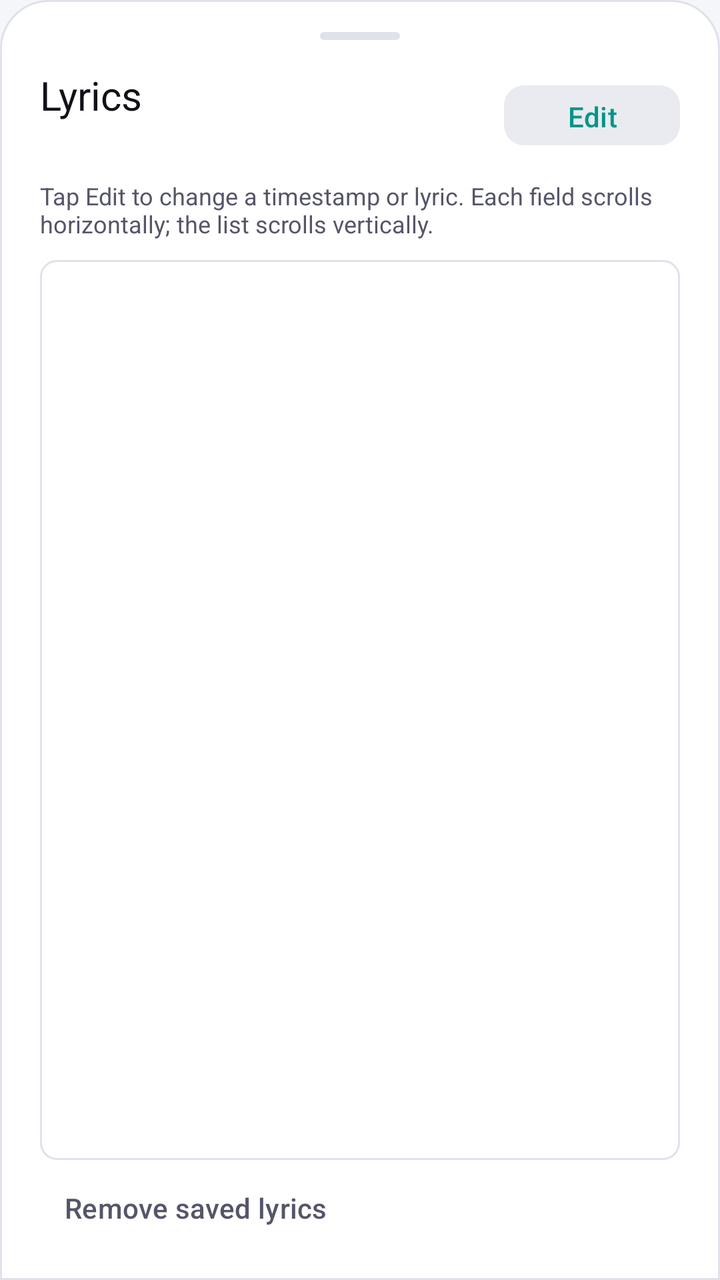
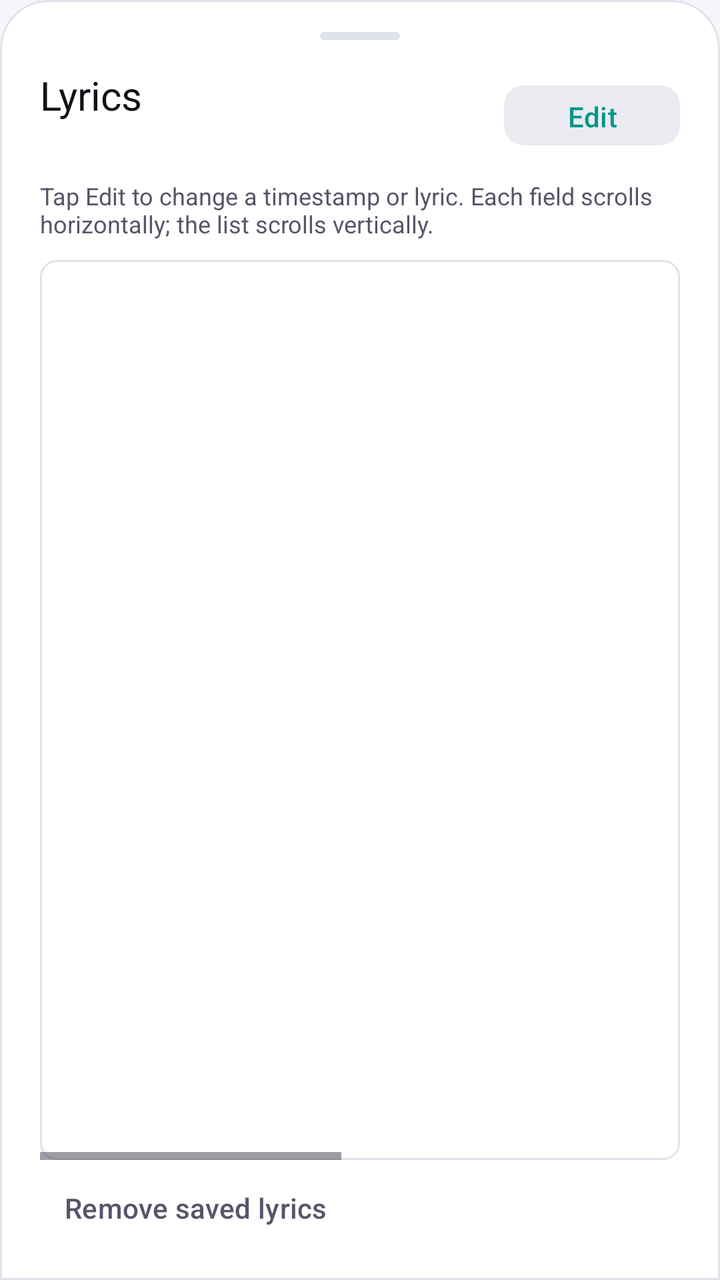

Compare the two renders of this Android layout. The source of the first and the diff that turns it into the second are given below.
<!-- AndroidManifest.xml: application theme Theme.UltraDeep -->
<!-- res/layout/dialog_edit_lyrics.xml -->
<?xml version="1.0" encoding="utf-8"?>
<LinearLayout xmlns:android="http://schemas.android.com/apk/res/android" xmlns:app="http://schemas.android.com/apk/res-auto" android:layout_width="match_parent" android:layout_height="match_parent" android:background="@drawable/bg_bottom_sheet" android:orientation="vertical" android:paddingStart="20dp" android:paddingEnd="20dp" android:paddingTop="16dp" android:paddingBottom="12dp">
    <View android:layout_width="40dp" android:layout_height="4dp" android:layout_gravity="center_horizontal" android:layout_marginBottom="14dp" android:background="@drawable/bg_pill_sort" android:backgroundTint="@color/stroke_border" />
    <LinearLayout android:layout_width="match_parent" android:layout_height="wrap_content" android:gravity="center_vertical" android:orientation="horizontal">
        <LinearLayout android:layout_width="0dp" android:layout_height="wrap_content" android:layout_weight="1" android:orientation="vertical">
            <TextView android:id="@+id/tvEditLyricsTitle" android:layout_width="match_parent" android:layout_height="wrap_content" android:fontFamily="sans-serif-bold" android:text="Lyrics" android:textColor="@color/text_primary" android:textSize="20sp" />
            <TextView android:id="@+id/tvSongSubtitle" android:layout_width="match_parent" android:layout_height="wrap_content" android:layout_marginTop="3dp" android:textColor="@color/neon_cyan" android:textSize="13sp" />
        </LinearLayout>
        <com.google.android.material.button.MaterialButton android:id="@+id/btnEditMode" style="@style/Widget.Material3.Button.TonalButton" android:layout_width="wrap_content" android:layout_height="38dp" android:text="Edit" android:textColor="@color/neon_cyan" app:backgroundTint="@color/surface_variant" app:cornerRadius="10dp" />
    </LinearLayout>
    <TextView android:layout_width="match_parent" android:layout_height="wrap_content" android:layout_marginTop="8dp" android:text="Tap Edit to change a timestamp or lyric. Each field scrolls horizontally; the list scrolls vertically." android:textColor="@color/text_secondary" android:textSize="12sp" />
    <ScrollView android:layout_width="match_parent" android:layout_height="0dp" android:layout_weight="1" android:layout_marginTop="10dp" android:background="@drawable/bg_lyrics_editor" android:fillViewport="true" android:overScrollMode="ifContentScrolls">
        <LinearLayout android:id="@+id/lyricsRowsContainer" android:layout_width="match_parent" android:layout_height="wrap_content" android:orientation="vertical" android:padding="10dp" />
    </ScrollView>
    <LinearLayout android:id="@+id/urlFetchContainer" android:layout_width="match_parent" android:layout_height="wrap_content" android:layout_marginTop="8dp" android:gravity="center_vertical" android:orientation="horizontal" android:visibility="gone">
        <com.google.android.material.textfield.TextInputLayout android:layout_width="0dp" android:layout_height="wrap_content" android:layout_weight="1" app:boxBackgroundColor="@color/surface_variant" app:boxCornerRadiusBottomEnd="8dp" app:boxCornerRadiusBottomStart="8dp" app:boxCornerRadiusTopEnd="8dp" app:boxCornerRadiusTopStart="8dp" app:hintTextColor="@color/text_secondary">
            <com.google.android.material.textfield.TextInputEditText android:id="@+id/etLrcUrl" android:layout_width="match_parent" android:layout_height="wrap_content" android:hint="LRC URL (optional)" android:inputType="textUri" android:paddingStart="16dp" android:paddingEnd="12dp" android:scrollHorizontally="true" android:scrollbars="horizontal" android:singleLine="true" android:textColor="@color/text_primary" android:textSize="13sp" />
        </com.google.android.material.textfield.TextInputLayout>
        <com.google.android.material.button.MaterialButton android:id="@+id/btnFetchUrl" android:layout_width="wrap_content" android:layout_height="wrap_content" android:layout_marginStart="8dp" android:text="Import" android:textColor="@color/amoled_black" app:backgroundTint="@color/neon_cyan" app:cornerRadius="8dp" />
    </LinearLayout>
    <LinearLayout android:id="@+id/editActions" android:layout_width="match_parent" android:layout_height="wrap_content" android:layout_marginTop="8dp" android:orientation="horizontal" android:visibility="gone">
        <com.google.android.material.button.MaterialButton android:id="@+id/btnCancelEdit" style="@style/Widget.Material3.Button.OutlinedButton" android:layout_width="0dp" android:layout_height="wrap_content" android:layout_marginEnd="6dp" android:layout_weight="1" android:text="Cancel" android:textColor="@color/text_secondary" app:cornerRadius="8dp" app:strokeColor="@color/stroke_border" />
        <com.google.android.material.button.MaterialButton android:id="@+id/btnSaveLyrics" android:layout_width="0dp" android:layout_height="wrap_content" android:layout_marginStart="6dp" android:layout_weight="1" android:text="Save" android:textColor="@color/amoled_black" app:backgroundTint="@color/neon_cyan" app:cornerRadius="8dp" />
    </LinearLayout>
    <LinearLayout android:layout_width="match_parent" android:layout_height="wrap_content" android:gravity="center_vertical" android:orientation="horizontal">
        <com.google.android.material.button.MaterialButton android:id="@+id/btnAddLyricLine" style="@style/Widget.Material3.Button.TextButton" android:layout_width="0dp" android:layout_height="wrap_content" android:layout_weight="1" android:gravity="start|center_vertical" android:text="+ Add lyric line" android:textColor="@color/neon_cyan" android:visibility="gone" />
        <com.google.android.material.button.MaterialButton android:id="@+id/btnResetLyrics" style="@style/Widget.Material3.Button.TextButton" android:layout_width="wrap_content" android:layout_height="wrap_content" android:gravity="end|center_vertical" android:text="Remove saved lyrics" android:textColor="@color/text_secondary" />
    </LinearLayout>
</LinearLayout>
<!-- resources referenced by this layout -->
<resources>
  <color name="amoled_black">#F5F6FA</color>
  <color name="neon_cyan">#009688</color>
  <color name="stroke_border">#DFE2EA</color>
  <color name="surface_variant">#E9EBF0</color>
  <color name="text_primary">#111118</color>
  <color name="text_secondary">#55556A</color>
  <!-- drawable bg_bottom_sheet (drawable) -->
  <?xml version="1.0" encoding="utf-8"?>
  <shape xmlns:android="http://schemas.android.com/apk/res/android"
      android:shape="rectangle">
      <corners
          android:topLeftRadius="24dp"
          android:topRightRadius="24dp" />
      <solid android:color="@color/surface_dark" />
      <stroke
          android:width="1dp"
          android:color="@color/stroke_border" />
  </shape>
  <!-- drawable bg_lyrics_editor (drawable) -->
  <?xml version="1.0" encoding="utf-8"?>
  <shape xmlns:android="http://schemas.android.com/apk/res/android" android:shape="rectangle">
      <corners android:radius="8dp" />
      <solid android:color="@color/surface_card" />
      <stroke android:width="1dp" android:color="@color/stroke_border" />
  </shape>
  <!-- drawable bg_pill_sort (drawable) -->
  <?xml version="1.0" encoding="utf-8"?>
  <shape xmlns:android="http://schemas.android.com/apk/res/android"
      android:shape="rectangle">
      <corners android:radius="24dp" />
      <solid android:color="@color/surface_card" />
      <stroke
          android:width="1dp"
          android:color="@color/stroke_border" />
  </shape>
  <style name="Theme.UltraDeep" parent="Theme.Material3.DayNight.NoActionBar">
          
          <item name="colorPrimary">@color/neon_cyan</item>
          <item name="colorOnPrimary">#FFFFFF</item>
          <item name="colorPrimaryContainer">@color/deep_violet</item>
          <item name="colorOnPrimaryContainer">@color/text_primary</item>
          
          
          <item name="colorSecondary">@color/electric_purple</item>
          <item name="colorOnSecondary">#FFFFFF</item>
          
          
          <item name="android:windowBackground">@color/amoled_black</item>
          <item name="colorSurface">@color/surface_dark</item>
          <item name="colorOnSurface">@color/text_primary</item>
          <item name="colorSurfaceVariant">@color/surface_variant</item>
          <item name="colorOnSurfaceVariant">@color/text_secondary</item>
          
          
          <item name="android:statusBarColor">@color/amoled_black</item>
          <item name="android:navigationBarColor">@color/amoled_black</item>
          <item name="android:windowLightStatusBar" tools:targetApi="m">true</item>
          <item name="android:windowLightNavigationBar" tools:targetApi="o_mr1">true</item>
          
          
          <item name="colorControlHighlight">@color/neon_cyan_glow</item>
      </style>
  <color name="surface_dark">#FFFFFF</color>
  <color name="surface_card">#FFFFFF</color>
  <color name="deep_violet">#673AB7</color>
  <color name="electric_purple">#7B2CBF</color>
  <color name="neon_cyan_glow">#33009688</color>
</resources>

<!-- the commit's change to res/layout/dialog_edit_lyrics.xml (unified diff, before → after) -->
@@ -9,9 +9,11 @@
         <com.google.android.material.button.MaterialButton android:id="@+id/btnEditMode" style="@style/Widget.Material3.Button.TonalButton" android:layout_width="wrap_content" android:layout_height="38dp" android:text="Edit" android:textColor="@color/neon_cyan" app:backgroundTint="@color/surface_variant" app:cornerRadius="10dp" />
     </LinearLayout>
     <TextView android:layout_width="match_parent" android:layout_height="wrap_content" android:layout_marginTop="8dp" android:text="Tap Edit to change a timestamp or lyric. Each field scrolls horizontally; the list scrolls vertically." android:textColor="@color/text_secondary" android:textSize="12sp" />
-    <ScrollView android:layout_width="match_parent" android:layout_height="0dp" android:layout_weight="1" android:layout_marginTop="10dp" android:background="@drawable/bg_lyrics_editor" android:fillViewport="true" android:overScrollMode="ifContentScrolls">
-        <LinearLayout android:id="@+id/lyricsRowsContainer" android:layout_width="match_parent" android:layout_height="wrap_content" android:orientation="vertical" android:padding="10dp" />
-    </ScrollView>
+    <HorizontalScrollView android:layout_width="match_parent" android:layout_height="0dp" android:layout_weight="1" android:layout_marginTop="10dp" android:background="@drawable/bg_lyrics_editor" android:fillViewport="true" android:overScrollMode="ifContentScrolls" android:scrollbars="horizontal">
+        <ScrollView android:layout_width="wrap_content" android:layout_height="match_parent" android:fillViewport="true" android:overScrollMode="ifContentScrolls">
+            <LinearLayout android:id="@+id/lyricsRowsContainer" android:layout_width="680dp" android:layout_height="wrap_content" android:orientation="vertical" android:padding="12dp" />
+        </ScrollView>
+    </HorizontalScrollView>
     <LinearLayout android:id="@+id/urlFetchContainer" android:layout_width="match_parent" android:layout_height="wrap_content" android:layout_marginTop="8dp" android:gravity="center_vertical" android:orientation="horizontal" android:visibility="gone">
         <com.google.android.material.textfield.TextInputLayout android:layout_width="0dp" android:layout_height="wrap_content" android:layout_weight="1" app:boxBackgroundColor="@color/surface_variant" app:boxCornerRadiusBottomEnd="8dp" app:boxCornerRadiusBottomStart="8dp" app:boxCornerRadiusTopEnd="8dp" app:boxCornerRadiusTopStart="8dp" app:hintTextColor="@color/text_secondary">
             <com.google.android.material.textfield.TextInputEditText android:id="@+id/etLrcUrl" android:layout_width="match_parent" android:layout_height="wrap_content" android:hint="LRC URL (optional)" android:inputType="textUri" android:paddingStart="16dp" android:paddingEnd="12dp" android:scrollHorizontally="true" android:scrollbars="horizontal" android:singleLine="true" android:textColor="@color/text_primary" android:textSize="13sp" />
